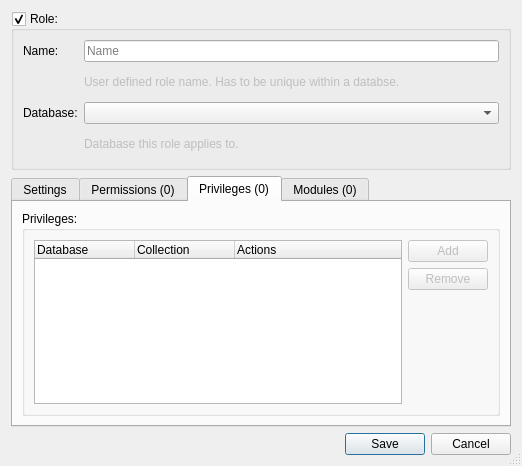
Above: forms/repo_dialog_role.ui from 3drepo/3drepogui before the change. Below: the same form after it.
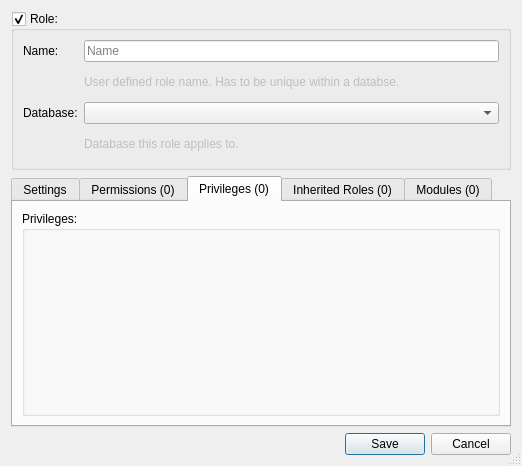
That is the form after the change. The open tabs and pages were chosen to show the change. Custom widgets are drawn as their Qt base class.

Commit message: #56 More refactoring. Automatic update of tab counts added.

Patch:
```diff
--- a/forms/repo_dialog_role.ui
+++ b/forms/repo_dialog_role.ui
@@ -237,80 +237,26 @@
          </property>
          <layout class="QHBoxLayout" name="horizontalLayout_6">
           <item>
-           <widget class="QTreeWidget" name="privilegeTreeWidget">
-            <property name="alternatingRowColors">
-             <bool>true</bool>
-            </property>
-            <property name="rootIsDecorated">
-             <bool>false</bool>
-            </property>
-            <column>
-             <property name="text">
-              <string>Database</string>
-             </property>
-            </column>
-            <column>
-             <property name="text">
-              <string>Collection</string>
-             </property>
-            </column>
-            <column>
-             <property name="text">
-              <string>Actions</string>
-             </property>
-            </column>
-           </widget>
+           <widget class="repo::widgets::RepoWidgetTreeUnfilterable" name="privilegesUnfilterableTree" native="true"/>
           </item>
+         </layout>
+        </widget>
+       </item>
+      </layout>
+     </widget>
+     <widget class="QWidget" name="inheritedRolesTab">
+      <attribute name="title">
+       <string>Inherited Roles (0)</string>
+      </attribute>
+      <layout class="QVBoxLayout" name="verticalLayout_2">
+       <item>
+        <widget class="QGroupBox" name="groupBox">
+         <property name="title">
+          <string>Inherited Roles:</string>
+         </property>
+         <layout class="QVBoxLayout" name="verticalLayout_6">
           <item>
-           <widget class="QWidget" name="widget_4" native="true">
-            <layout class="QVBoxLayout" name="verticalLayout_6">
-             <property name="leftMargin">
-              <number>0</number>
-             </property>
-             <property name="topMargin">
-              <number>0</number>
-             </property>
-             <property name="rightMargin">
-              <number>0</number>
-             </property>
-             <property name="bottomMargin">
-              <number>0</number>
-             </property>
-             <item>
-              <widget class="QPushButton" name="addPrivilegePushButton">
-               <property name="enabled">
-                <bool>false</bool>
-               </property>
-               <property name="text">
-                <string>Add</string>
-               </property>
-              </widget>
-             </item>
-             <item>
-              <widget class="QPushButton" name="removePrivilegePushButton">
-               <property name="enabled">
-                <bool>false</bool>
-               </property>
-               <property name="text">
-                <string>Remove</string>
-               </property>
-              </widget>
-             </item>
-             <item>
-              <spacer name="verticalSpacer_3">
-               <property name="orientation">
-                <enum>Qt::Vertical</enum>
-               </property>
-               <property name="sizeHint" stdset="0">
-                <size>
-                 <width>20</width>
-                 <height>40</height>
-                </size>
-               </property>
-              </spacer>
-             </item>
-            </layout>
-           </widget>
+           <widget class="repo::widgets::RepoWidgetTreeUnfilterable" name="inheritedRolesUnfilterableTree" native="true"/>
           </item>
          </layout>
         </widget>
```
Left out of the diff: 61 changed lines with no effect on the pictures. The commit also changes 6 other files.
